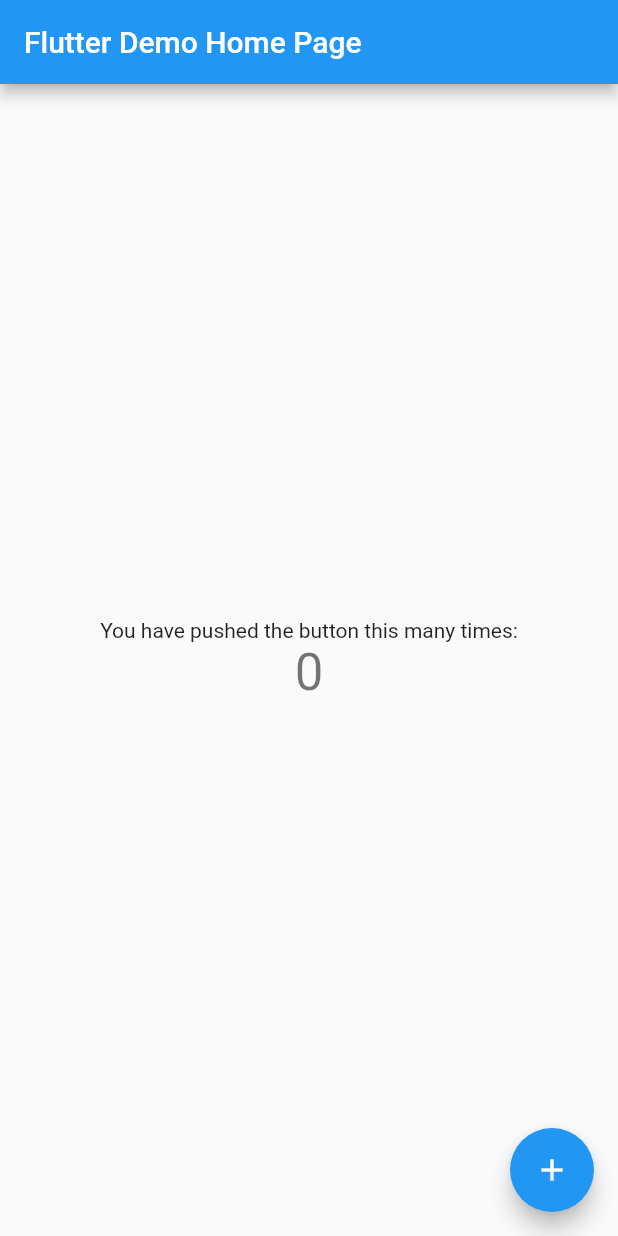
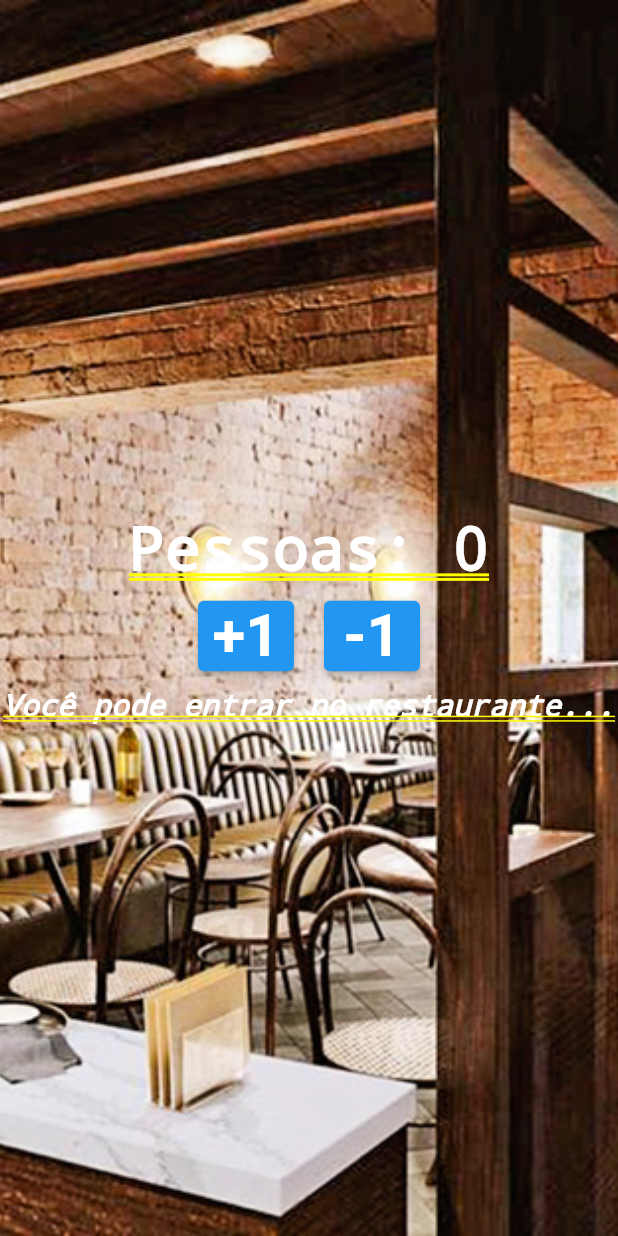
Before and after one commit to PauloCeami/FlutterDartInicial, a Flutter app: the screen it shows after launch, on a phone screen of 412 x 824 dp. Run offline on Flutter 3.47's test engine with Material 2 defaults, Android fonts, the phone set to English and light mode, and no system bars.

Commit message:
terminando o app contados de pessoas no restaurante

```diff
--- a/ContadorPessoasRestaurante/lib/main.dart
+++ b/ContadorPessoasRestaurante/lib/main.dart
@@ -1,115 +1,124 @@
+import 'package:flutter/cupertino.dart';
 import 'package:flutter/material.dart';
+import 'package:flutter/services.dart';
 
 void main() {
-  runApp(const MyApp());
+  runApp(MaterialApp(
+    title: 'Contador de Pessoas',
+    home: Home(),
+  ));
 }
 
-class MyApp extends StatelessWidget {
-  const MyApp({Key? key}) : super(key: key);
+class Home extends StatefulWidget {
+  const Home({Key? key}) : super(key: key);
 
-  // This widget is the root of your application.
   @override
-  Widget build(BuildContext context) {
-    return MaterialApp(
-      title: 'Flutter Demo',
-      theme: ThemeData(
-        // This is the theme of your application.
-        //
-        // Try running your application with "flutter run". You'll see the
-        // application has a blue toolbar. Then, without quitting the app, try
-        // changing the primarySwatch below to Colors.green and then invoke
-        // "hot reload" (press "r" in the console where you ran "flutter run",
-        // or simply save your changes to "hot reload" in a Flutter IDE).
-        // Notice that the counter didn't reset back to zero; the application
-        // is not restarted.
-        primarySwatch: Colors.blue,
-      ),
-      home: const MyHomePage(title: 'Flutter Demo Home Page'),
-    );
-  }
+  _HomeState createState() => _HomeState();
 }
 
-class MyHomePage extends StatefulWidget {
-  const MyHomePage({Key? key, required this.title}) : super(key: key);
+class _HomeState extends State<Home> {
+  int _increment = 0;
+  String mTextInfo = "Você pode entrar no restaurante...";
 
-  // This widget is the home page of your application. It is stateful, meaning
-  // that it has a State object (defined below) that contains fields that affect
-  // how it looks.
+  void _incrementar(int delta) {
+    setState(() {
+      _increment += delta;
 
-  // This class is the configuration for the state. It holds the values (in this
-  // case the title) provided by the parent (in this case the App widget) and
-  // used by the build method of the State. Fields in a Widget subclass are
-  // always marked "final".
-
-  final String title;
-
-  @override
-  State<MyHomePage> createState() => _MyHomePageState();
-}
-
-class _MyHomePageState extends State<MyHomePage> {
-  int _counter = 0;
-
-  void _incrementCounter() {
-    setState(() {
-      // This call to setState tells the Flutter framework that something has
-      // changed in this State, which causes it to rerun the build method below
-      // so that the display can reflect the updated values. If we changed
-      // _counter without calling setState(), then the build method would not be
-      // called again, and so nothing would appear to happen.
-      _counter++;
+      if (_increment <= 0) {
+        mTextInfo = "O restaurante está fechado...";
+      }
+      if (_increment > 5) {
+        mTextInfo = "O restaurante tem $_increment pessoas";
+      } else {
+        mTextInfo = "Você pode entrar no restaurante...";
+      }
+      if (_increment >= 11) {
+        mTextInfo = "O restaurante está fechado";
+      }
     });
   }
 
   @override
   Widget build(BuildContext context) {
-    // This method is rerun every time setState is called, for instance as done
-    // by the _incrementCounter method above.
-    //
-    // The Flutter framework has been optimized to make rerunning build methods
-    // fast, so that you can just rebuild anything that needs updating rather
-    // than having to individually change instances of widgets.
-    return Scaffold(
-      appBar: AppBar(
-        // Here we take the value from the MyHomePage object that was created by
-        // the App.build method, and use it to set our appbar title.
-        title: Text(widget.title),
-      ),
-      body: Center(
-        // Center is a layout widget. It takes a single child and positions it
-        // in the middle of the parent.
-        child: Column(
-          // Column is also a layout widget. It takes a list of children and
-          // arranges them vertically. By default, it sizes itself to fit its
-          // children horizontally, and tries to be as tall as its parent.
-          //
-          // Invoke "debug painting" (press "p" in the console, choose the
-          // "Toggle Debug Paint" action from the Flutter Inspector in Android
-          // Studio, or the "Toggle Debug Paint" command in Visual Studio Code)
-          // to see the wireframe for each widget.
-          //
-          // Column has various properties to control how it sizes itself and
-          // how it positions its children. Here we use mainAxisAlignment to
-          // center the children vertically; the main axis here is the vertical
-          // axis because Columns are vertical (the cross axis would be
-          // horizontal).
+    return Stack(
+      children: [
+        Image.asset(
+          "images/restaurante.jpg",
+          // preenchendo toda a tela com boxfit https://api.flutter.dev/flutter/painting/BoxFit-class.html
+          fit: BoxFit.cover,
+          height: 1000,
+        ),
+        Column(
           mainAxisAlignment: MainAxisAlignment.center,
-          children: <Widget>[
-            const Text(
-              'You have pushed the button this many times:',
+          children: [
+            Text(
+              "Pessoas: $_increment",
+              style: TextStyle(
+                color: Colors.white,
+                fontWeight: FontWeight.bold,
+                fontSize: 40,
+              ),
+            ),
+            Row(
+              mainAxisAlignment: MainAxisAlignment.center,
+              children: [
+                Padding(
+                    padding: EdgeInsets.all(10.0),
+                    child: ElevatedButton(
+                      onPressed: () {
+                        debugPrint("+1");
+                        _incrementar(1);
+                      },
+                      style: ButtonStyle(
+                          backgroundColor:
+                              MaterialStateProperty.all(Colors.blue),
+                          padding: MaterialStateProperty.all(EdgeInsets.all(0)),
+                          textStyle: MaterialStateProperty.all(
+                              TextStyle(fontSize: 10))),
+                      child: Text(
+                        "+1",
+                        style: TextStyle(
+                          color: Colors.white,
+                          fontWeight: FontWeight.bold,
+                          fontSize: 40,
+                        ),
+                      ),
+                    )),
+                Padding(
+                    padding: EdgeInsets.all(10.0),
+                    child: ElevatedButton(
+                      onPressed: () {
+                        debugPrint("-1");
+                        _incrementar(-1);
+                      },
+                      style: ButtonStyle(
+                          backgroundColor:
+                              MaterialStateProperty.all(Colors.blue),
+                          padding: MaterialStateProperty.all(EdgeInsets.all(0)),
+                          textStyle: MaterialStateProperty.all(
+                              TextStyle(fontSize: 10))),
+                      child: Text(
+                        "-1",
+                        style: TextStyle(
+                          color: Colors.white,
+                          fontWeight: FontWeight.bold,
+                          fontSize: 40,
+                        ),
+                      ),
+                    ))
+              ],
             ),
             Text(
-              '$_counter',
-              style: Theme.of(context).textTheme.headline4,
+              mTextInfo,
+              style: TextStyle(
+                color: Colors.white,
+                fontStyle: FontStyle.italic,
+                fontSize: 20,
+              ),
             ),
           ],
-        ),
-      ),
-      floatingActionButton: FloatingActionButton(
-        onPressed: _incrementCounter,
-        tooltip: 'Increment',
-        child: const Icon(Icons.add),
-      ), // This trailing comma makes auto-formatting nicer for build methods.
+        )
+      ],
     );
   }
 }
--- a/ContadorPessoasRestaurante/pubspec.yaml
+++ b/ContadorPessoasRestaurante/pubspec.yaml
@@ -61,6 +61,8 @@ flutter:
   # assets:
   #   - images/a_dot_burr.jpeg
   #   - images/a_dot_ham.jpeg
+  assets:
+   - images/restaurante.jpg
 
   # An image asset can refer to one or more resolution-specific "variants", see
   # https://flutter.dev/assets-and-images/#resolution-aware.
```
Also changed, not shown: ContadorPessoasRestaurante/images/restaurante.jpg (added), 2 other files.
